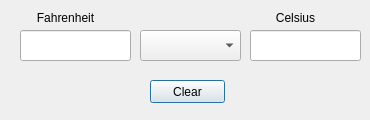
First picture: the form in Units/temperature.ui, repository ITAAcademy/ITAInformator, before the edit.
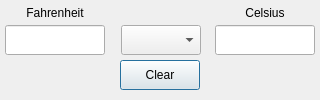
Second picture: the form after the edit.

The edit to the form file:
```diff
--- a/Units/temperature.ui
+++ b/Units/temperature.ui
@@ -6,8 +6,8 @@
    <rect>
     <x>0</x>
     <y>0</y>
-    <width>370</width>
-    <height>120</height>
+    <width>320</width>
+    <height>100</height>
    </rect>
   </property>
   <property name="windowTitle">
@@ -16,40 +16,40 @@
   <widget class="QLineEdit" name="lineEdit_T_Left">
    <property name="geometry">
     <rect>
-     <x>20</x>
-     <y>30</y>
-     <width>111</width>
-     <height>31</height>
+     <x>5</x>
+     <y>25</y>
+     <width>100</width>
+     <height>30</height>
     </rect>
    </property>
   </widget>
   <widget class="QLineEdit" name="lineEdit_T_right">
    <property name="geometry">
     <rect>
-     <x>250</x>
-     <y>30</y>
-     <width>111</width>
-     <height>31</height>
+     <x>215</x>
+     <y>25</y>
+     <width>100</width>
+     <height>30</height>
     </rect>
    </property>
   </widget>
   <widget class="QComboBox" name="comboBoxTemperature">
    <property name="geometry">
     <rect>
-     <x>140</x>
-     <y>30</y>
-     <width>101</width>
-     <height>31</height>
+     <x>121</x>
+     <y>25</y>
+     <width>80</width>
+     <height>30</height>
     </rect>
    </property>
   </widget>
   <widget class="QLabel" name="label_Left">
    <property name="geometry">
     <rect>
-     <x>10</x>
-     <y>10</y>
-     <width>111</width>
-     <height>16</height>
+     <x>5</x>
+     <y>5</y>
+     <width>100</width>
+     <height>15</height>
     </rect>
    </property>
    <property name="text">
@@ -62,10 +62,10 @@
   <widget class="QLabel" name="label_Right">
    <property name="geometry">
     <rect>
-     <x>240</x>
-     <y>10</y>
-     <width>111</width>
-     <height>16</height>
+     <x>215</x>
+     <y>5</y>
+     <width>100</width>
+     <height>15</height>
     </rect>
    </property>
    <property name="text">
@@ -78,10 +78,10 @@
   <widget class="QPushButton" name="pushButton_clearTemper">
    <property name="geometry">
     <rect>
-     <x>150</x>
-     <y>80</y>
-     <width>75</width>
-     <height>23</height>
+     <x>120</x>
+     <y>60</y>
+     <width>80</width>
+     <height>30</height>
     </rect>
    </property>
    <property name="text">
```
